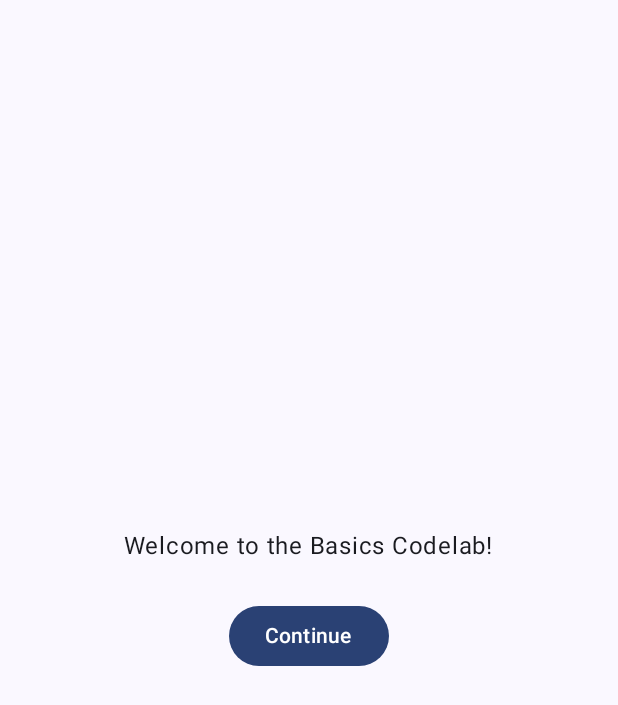
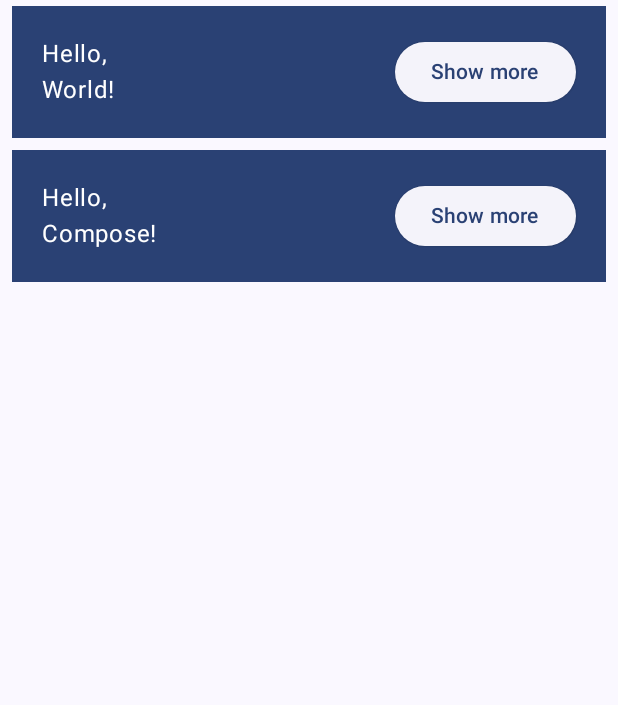
Before and after one commit to fragata-adrian/ComposeTutorial, an Android app built with Jetpack Compose: the screen it shows after launch (MainActivity), after a tap on "Continue", on a phone screen of 412 x 824 dp. Shown: the top 705 px of the screen. Run offline under Robolectric (Android 15) with nearby library versions, the phone set to English and light mode, and no system bars.

Commit message:
ya funciona el boton continuar

```diff
--- a/app/src/main/java/com/example/composetutorial/MainActivity.kt
+++ b/app/src/main/java/com/example/composetutorial/MainActivity.kt
@@ -23,15 +23,23 @@ class MainActivity : ComponentActivity() {
     }
 }
 
+@Preview
+@Composable
+fun MyAppPreview() {
+    ComposeTutorialTheme {
+        MyApp(Modifier.fillMaxSize())
+    }
+}
+
 @Composable
 private fun MyApp(
     modifier: Modifier = Modifier
 ) {
-    var shouldShowOnboarding by remember { mutableStateOf(true) }
+    val shouldShowOnboarding = remember { mutableStateOf(true) }
 
     Surface(modifier) {
-        if (shouldShowOnboarding) {
-            OnboardingScreen(onContinueClicked = { shouldShowOnboarding = false })
+        if (shouldShowOnboarding.value) {
+            OnboardingScreen(onContinueClicked = { shouldShowOnboarding.value = false })
         } else {
             Greetings()
         }
@@ -39,9 +47,22 @@ private fun MyApp(
 }
 
 @Composable
+fun OnboardingScreen(onContinueClicked: () -> Unit, modifier: Modifier = Modifier) {
+    Column(
+        modifier = modifier.fillMaxSize(),
+        verticalArrangement = Arrangement.Center,
+        horizontalAlignment = Alignment.CenterHorizontally
+    ) {
+        Text("Welcome to the Basics Codelab!")
+        Button(modifier = Modifier.padding(vertical = 24.dp), onClick = onContinueClicked) {
+            Text("Continue")
+        }
+    }
+}
+
+@Composable
 private fun Greetings(
-    modifier: Modifier = Modifier,
-    names: List<String> = listOf("World", "Compose")
+    modifier: Modifier = Modifier, names: List<String> = listOf("World", "Compose")
 ) {
     Column(modifier) {
         for (name in names) {
@@ -75,43 +96,18 @@ fun Greeting(name: String) {
     }
 }
 
-
-@Composable
-fun OnboardingScreen(onContinueClicked: () -> Unit, modifier: Modifier = Modifier) {
-    Column(
-        modifier = modifier.fillMaxSize(),
-        verticalArrangement = Arrangement.Center,
-        horizontalAlignment = Alignment.CenterHorizontally
-    ) {
-        Text("Welcome to the Basics Codelab!")
-        Button(
-            modifier = Modifier.padding(vertical = 24.dp),
-            onClick = { onContinueClicked }) {
-            Text("Continue")
-        }
-    }
-}
-
-@Preview
-@Composable
-fun MyAppPreview() {
-    ComposeTutorialTheme {
-        MyApp(Modifier.fillMaxSize())
-    }
-}
-
-@Preview(showBackground = true, widthDp = 320, heightDp = 320)
-@Composable
-fun OnboardingPreview() {
-    ComposeTutorialTheme {
-        OnboardingScreen(onContinueClicked = {})
-    }
-}
-
-@Preview(showBackground = true, widthDp = 320)
-@Composable
-private fun GreetingsPreview() {
-    ComposeTutorialTheme {
-        Greetings()
-    }
-}
+//@Preview(showBackground = true, widthDp = 320, heightDp = 320)
+//@Composable
+//fun OnboardingPreview() {
+//    ComposeTutorialTheme {
+//        OnboardingScreen(onContinueClicked = {})
+//    }
+//}
+//
+//@Preview(showBackground = true, widthDp = 320)
+//@Composable
+//private fun GreetingsPreview() {
+//    ComposeTutorialTheme {
+//        Greetings()
+//    }
+//}
```
Also changed, not shown: app/src/main/res/layout/activity_gretting.xml (deleted, +0 -9 lines).
